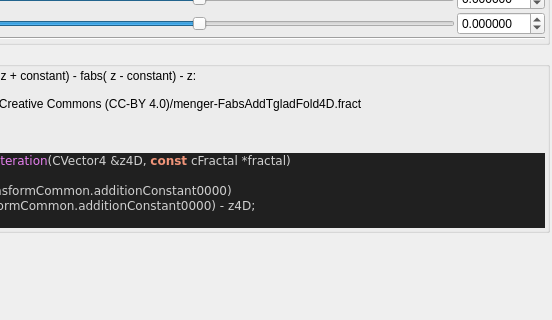
This is mandelbulber2/formula/ui/fractal_transf_fabs_add_tglad_fold4d.ui in buddhi1980/mandelbulber2 as Qt 5 draws it before an edit; both pictures show x 202 to 754 and y 87 to 407 of the 754 by 610 pixel window. The edited form follows.
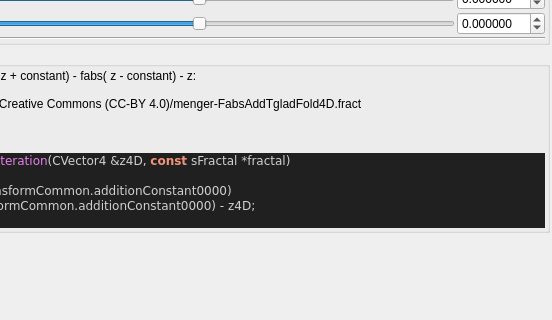
This is the edited form. Custom widgets are drawn as their Qt base class.

```diff
--- a/mandelbulber2/formula/ui/fractal_transf_fabs_add_tglad_fold4d.ui
+++ b/mandelbulber2/formula/ui/fractal_transf_fabs_add_tglad_fold4d.ui
@@ -333,7 +333,7 @@
 &lt;/table&gt;
 &lt;br&gt;&lt;b&gt;Examples using this formula&lt;/b&gt;&lt;br&gt;Robert Pancoast collection - license Creative Commons (CC-BY 4.0)/menger-FabsAddTgladFold4D.fract&lt;h3&gt;Code&lt;/h3&gt;
 &lt;body style=&quot;background-color:#202020&quot;&gt;
-&lt;pre style=&quot;color:#d0d0d0; background-color:#202020;  font-family:'Courier New',monospace;&quot;&gt;&lt;span style=&quot;color:#f09479; font-weight:bold&quot;&gt;void&lt;/span&gt; &lt;span style=&quot;color:#e47eed&quot;&gt;TransfFabsAddTgladFold4dIteration&lt;/span&gt;&lt;span style=&quot;color:#d0d0d0&quot;&gt;(&lt;/span&gt;CVector4 &lt;span style=&quot;color:#d0d0d0&quot;&gt;&amp;amp;&lt;/span&gt;z4D&lt;span style=&quot;color:#d0d0d0&quot;&gt;,&lt;/span&gt; &lt;span style=&quot;color:#f09479; font-weight:bold&quot;&gt;const&lt;/span&gt; cFractal &lt;span style=&quot;color:#d0d0d0&quot;&gt;*&lt;/span&gt;fractal&lt;span style=&quot;color:#d0d0d0&quot;&gt;)&lt;/span&gt;
+&lt;pre style=&quot;color:#d0d0d0; background-color:#202020;  font-family:'Courier New',monospace;&quot;&gt;&lt;span style=&quot;color:#f09479; font-weight:bold&quot;&gt;void&lt;/span&gt; &lt;span style=&quot;color:#e47eed&quot;&gt;TransfFabsAddTgladFold4dIteration&lt;/span&gt;&lt;span style=&quot;color:#d0d0d0&quot;&gt;(&lt;/span&gt;CVector4 &lt;span style=&quot;color:#d0d0d0&quot;&gt;&amp;amp;&lt;/span&gt;z4D&lt;span style=&quot;color:#d0d0d0&quot;&gt;,&lt;/span&gt; &lt;span style=&quot;color:#f09479; font-weight:bold&quot;&gt;const&lt;/span&gt; sFractal &lt;span style=&quot;color:#d0d0d0&quot;&gt;*&lt;/span&gt;fractal&lt;span style=&quot;color:#d0d0d0&quot;&gt;)&lt;/span&gt;
 &lt;span style=&quot;color:#d0d0d0&quot;&gt;{&lt;/span&gt;
   z4D &lt;span style=&quot;color:#d0d0d0&quot;&gt;=&lt;/span&gt; &lt;span style=&quot;color:#e47eed&quot;&gt;fabs&lt;/span&gt;&lt;span style=&quot;color:#d0d0d0&quot;&gt;(&lt;/span&gt;z4D &lt;span style=&quot;color:#d0d0d0&quot;&gt;+&lt;/span&gt; fractal&lt;span style=&quot;color:#d0d0d0&quot;&gt;-&amp;gt;&lt;/span&gt;transformCommon&lt;span style=&quot;color:#d0d0d0&quot;&gt;.&lt;/span&gt;additionConstant0000&lt;span style=&quot;color:#d0d0d0&quot;&gt;)&lt;/span&gt;
         &lt;span style=&quot;color:#d0d0d0&quot;&gt;-&lt;/span&gt; &lt;span style=&quot;color:#e47eed&quot;&gt;fabs&lt;/span&gt;&lt;span style=&quot;color:#d0d0d0&quot;&gt;(&lt;/span&gt;z4D &lt;span style=&quot;color:#d0d0d0&quot;&gt;-&lt;/span&gt; fractal&lt;span style=&quot;color:#d0d0d0&quot;&gt;-&amp;gt;&lt;/span&gt;transformCommon&lt;span style=&quot;color:#d0d0d0&quot;&gt;.&lt;/span&gt;additionConstant0000&lt;span style=&quot;color:#d0d0d0&quot;&gt;) -&lt;/span&gt; z4D&lt;span style=&quot;color:#d0d0d0&quot;&gt;;&lt;/span&gt;
```
